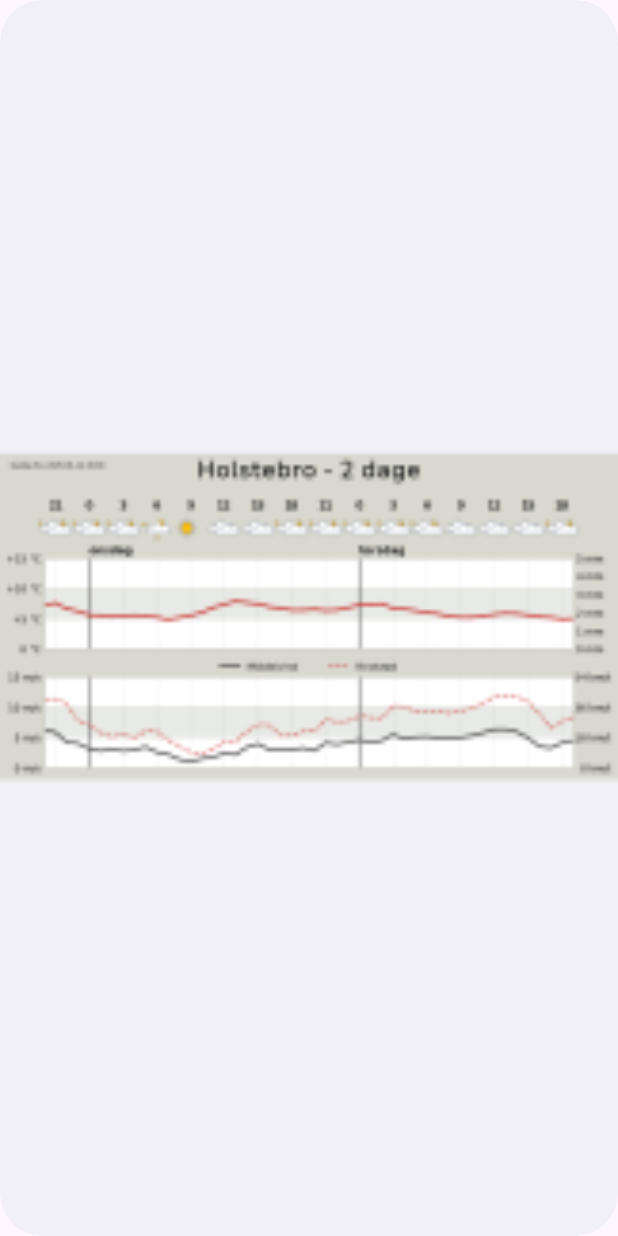
After one commit to hauthorn/KlartByvejr, an Android app: the layout weather_widget.xml on its own in the app's theme, with its tools: preview values and no code run, on a phone screen of 412 x 824 dp. The commit adds this screen. Run offline under Robolectric (Android 15) with nearby library versions, the phone set to English and light mode, and no system bars.

Commit message:
Added bare bones widget

```diff
--- a/app/build.gradle.kts
+++ b/app/build.gradle.kts
@@ -33,6 +33,9 @@ android {
     kotlinOptions {
         jvmTarget = "11"
     }
+    buildFeatures {
+        viewBinding = true
+    }
 }
 
 dependencies {
--- /dev/null
+++ b/app/src/main/res/drawable-v21/app_widget_background.xml
@@ -0,0 +1,10 @@
+<?xml version="1.0" encoding="utf-8"?><!--
+Background for widgets to make the rounded corners based on the
+appWidgetRadius attribute value
+-->
+<shape xmlns:android="http://schemas.android.com/apk/res/android"
+    android:shape="rectangle">
+
+    <corners android:radius="?attr/appWidgetRadius" />
+    <solid android:color="?android:attr/colorBackground" />
+</shape>
--- a/app/src/main/res/layout/activity_main.xml
+++ b/app/src/main/res/layout/activity_main.xml
@@ -11,9 +11,7 @@
         android:id="@+id/weather_view"
         android:layout_width="wrap_content"
         android:layout_height="wrap_content"
-        android:layout_marginStart="16dp"
-        android:layout_marginTop="16dp"
-        android:layout_marginEnd="16dp"
+        android:contentDescription="@string/weather_forecast_image"
         app:layout_constraintEnd_toEndOf="parent"
         app:layout_constraintStart_toStartOf="parent"
         app:layout_constraintTop_toTopOf="parent"
--- /dev/null
+++ b/app/src/main/res/layout/weather_widget.xml
@@ -0,0 +1,15 @@
+<RelativeLayout xmlns:android="http://schemas.android.com/apk/res/android"
+    xmlns:tools="http://schemas.android.com/tools"
+    style="@style/Widget.KlartByvejr.AppWidget.Container"
+    android:layout_width="match_parent"
+    android:layout_height="match_parent"
+    android:theme="@style/Theme.KlartByvejr.AppWidgetContainer">
+
+    <ImageView
+        android:id="@+id/weather_widget_view"
+        android:layout_width="match_parent"
+        android:layout_height="match_parent"
+        android:contentDescription="@string/weather_forecast_image"
+        tools:src="@drawable/ic_launcher_foreground"
+        tools:srcCompat="@mipmap/ic_launcher_foreground" />
+</RelativeLayout>
--- /dev/null
+++ b/app/src/main/res/values-night-v31/themes.xml
@@ -0,0 +1,10 @@
+<?xml version="1.0" encoding="utf-8"?>
+<resources>
+    <!--
+    Having themes.xml for night-v31 because of the priority order of the resource qualifiers.
+    -->
+    <style name="Theme.KlartByvejr.AppWidgetContainerParent" parent="@android:style/Theme.DeviceDefault.DayNight">
+        <item name="appWidgetRadius">@android:dimen/system_app_widget_background_radius</item>
+        <item name="appWidgetInnerRadius">@android:dimen/system_app_widget_inner_radius</item>
+    </style>
+</resources>
--- /dev/null
+++ b/app/src/main/res/values-v21/styles.xml
@@ -0,0 +1,14 @@
+<resources>
+
+    <style name="Widget.KlartByvejr.AppWidget.Container" parent="android:Widget">
+        <item name="android:id">@android:id/background</item>
+        <item name="android:padding">?attr/appWidgetPadding</item>
+        <item name="android:background">@drawable/app_widget_background</item>
+    </style>
+
+    <style name="Widget.KlartByvejr.AppWidget.InnerView" parent="android:Widget">
+        <item name="android:padding">?attr/appWidgetPadding</item>
+        <item name="android:background">@drawable/app_widget_inner_view_background</item>
+        <item name="android:textColor">?android:attr/textColorPrimary</item>
+    </style>
+</resources>
--- /dev/null
+++ b/app/src/main/res/values-v31/styles.xml
@@ -0,0 +1,16 @@
+<resources>
+
+    <style name="Widget.KlartByvejr.AppWidget.Container" parent="android:Widget">
+        <item name="android:id">@android:id/background</item>
+        <item name="android:padding">?attr/appWidgetPadding</item>
+        <item name="android:background">@drawable/app_widget_background</item>
+        <item name="android:clipToOutline">true</item>
+    </style>
+
+    <style name="Widget.KlartByvejr.AppWidget.InnerView" parent="android:Widget">
+        <item name="android:padding">?attr/appWidgetPadding</item>
+        <item name="android:background">@drawable/app_widget_inner_view_background</item>
+        <item name="android:textColor">?android:attr/textColorPrimary</item>
+        <item name="android:clipToOutline">true</item>
+    </style>
+</resources>
--- /dev/null
+++ b/app/src/main/res/values-v31/themes.xml
@@ -0,0 +1,11 @@
+<?xml version="1.0" encoding="utf-8"?>
+<resources>
+    <!--
+    Having themes.xml for v31 variant because @android:dimen/system_app_widget_background_radius
+     and @android:dimen/system_app_widget_internal_padding requires API level 31
+    -->
+    <style name="Theme.KlartByvejr.AppWidgetContainerParent" parent="@android:style/Theme.DeviceDefault.DayNight">
+        <item name="appWidgetRadius">@android:dimen/system_app_widget_background_radius</item>
+        <item name="appWidgetInnerRadius">@android:dimen/system_app_widget_inner_radius</item>
+    </style>
+</resources>
--- a/app/src/main/res/values/colors.xml
+++ b/app/src/main/res/values/colors.xml
@@ -2,4 +2,8 @@
 <resources>
     <color name="black">#FF000000</color>
     <color name="white">#FFFFFFFF</color>
+    <color name="light_blue_50">#FFE1F5FE</color>
+    <color name="light_blue_200">#FF81D4FA</color>
+    <color name="light_blue_600">#FF039BE5</color>
+    <color name="light_blue_900">#FF01579B</color>
 </resources>
--- a/app/src/main/res/values/strings.xml
+++ b/app/src/main/res/values/strings.xml
@@ -1,3 +1,7 @@
 <resources>
     <string name="app_name">Klart Byvejr</string>
+    <string name="appwidget_text">EXAMPLE</string>
+    <string name="add_widget">Add widget</string>
+    <string name="app_widget_description">This is an app widget description</string>
+    <string name="weather_forecast_image">Weather forecast image</string>
 </resources>
--- /dev/null
+++ b/app/src/main/res/values/styles.xml
@@ -0,0 +1,12 @@
+<resources>
+
+    <style name="Widget.KlartByvejr.AppWidget.Container" parent="android:Widget">
+        <item name="android:id">@android:id/background</item>
+        <item name="android:background">?android:attr/colorBackground</item>
+    </style>
+
+    <style name="Widget.KlartByvejr.AppWidget.InnerView" parent="android:Widget">
+        <item name="android:background">?android:attr/colorBackground</item>
+        <item name="android:textColor">?android:attr/textColorPrimary</item>
+    </style>
+</resources>
--- a/app/src/main/res/values/themes.xml
+++ b/app/src/main/res/values/themes.xml
@@ -6,4 +6,13 @@
     </style>
 
     <style name="Theme.KlartByvejr" parent="Base.Theme.KlartByvejr" />
+
+    <style name="Theme.KlartByvejr.AppWidgetContainerParent" parent="@android:style/Theme.DeviceDefault">
+        <item name="appWidgetRadius">0dp</item>
+        <item name="appWidgetInnerRadius">0dp</item>
+    </style>
+
+    <style name="Theme.KlartByvejr.AppWidgetContainer" parent="Theme.KlartByvejr.AppWidgetContainerParent">
+        <item name="appWidgetPadding">0dp</item>
+    </style>
 </resources>
```
Also changed, not shown: app/src/main/AndroidManifest.xml (+12 -0 lines), app/src/main/java/me/hauthorn/byvejr/WeatherWidget.kt (added, +50 -0 lines), app/src/main/res/drawable-v21/app_widget_inner_view_background.xml (added, +10 -0 lines), app/src/main/res/values/attrs.xml (added, +7 -0 lines), app/src/main/res/values/dimens.xml (added, +10 -0 lines), app/src/main/res/xml/weather_widget_info.xml (added, +14 -0 lines), app/src/main/res/drawable-nodpi/example_appwidget_preview.png (added).
